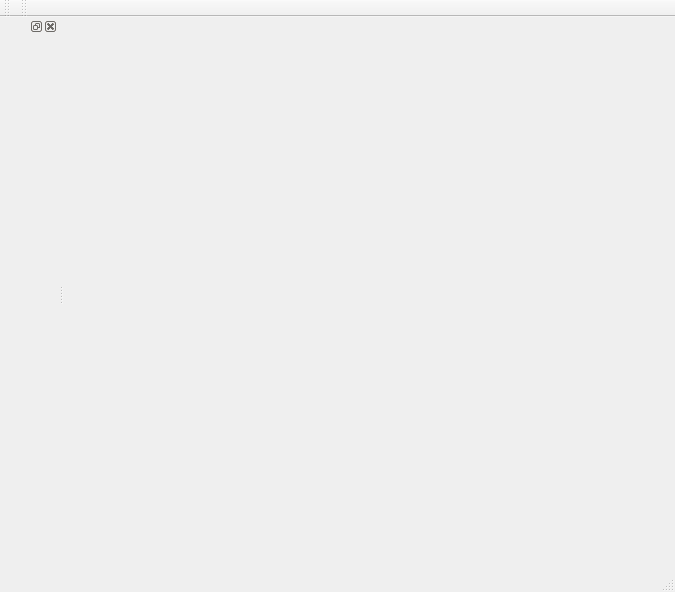
This is mainwindow.ui in duqingkun/CodeStudio as Qt 5 draws it before an edit. The edited form follows.
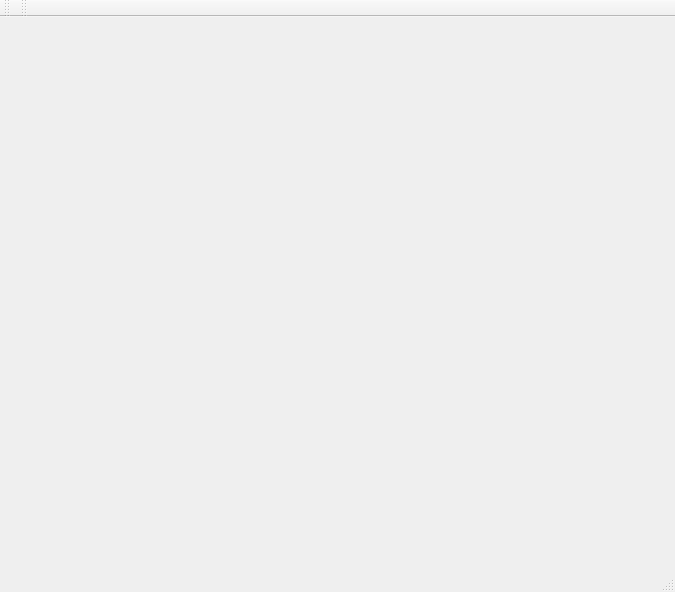
This is the edited form.

Commit message: 增加文件管理器

Diff of the .ui file:
```diff
--- a/mainwindow.ui
+++ b/mainwindow.ui
@@ -44,15 +44,6 @@
     <bool>false</bool>
    </attribute>
   </widget>
-  <widget class="QDockWidget" name="dockFileManager">
-   <property name="allowedAreas">
-    <set>Qt::LeftDockWidgetArea|Qt::RightDockWidgetArea</set>
-   </property>
-   <attribute name="dockWidgetArea">
-    <number>1</number>
-   </attribute>
-   <widget class="QWidget" name="dockWidgetContents"/>
-  </widget>
  </widget>
  <layoutdefault spacing="6" margin="11"/>
  <resources/>
```
Left out of the diff: 2 changed lines with no effect on the pictures. The commit also changes 2 other files.
